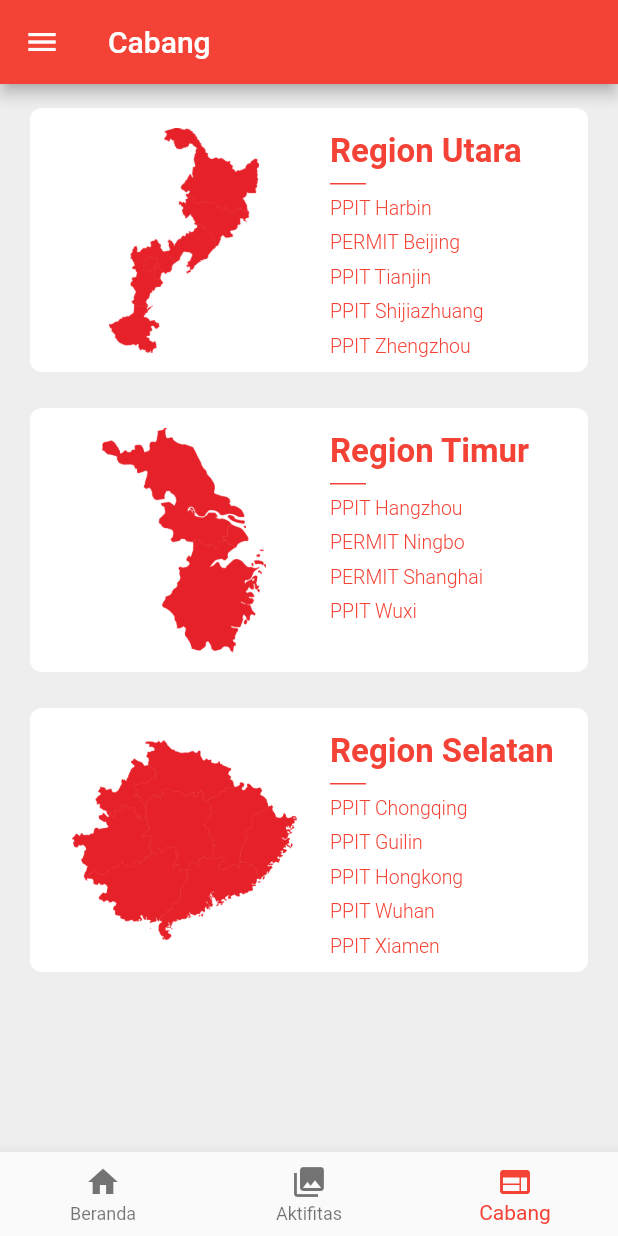
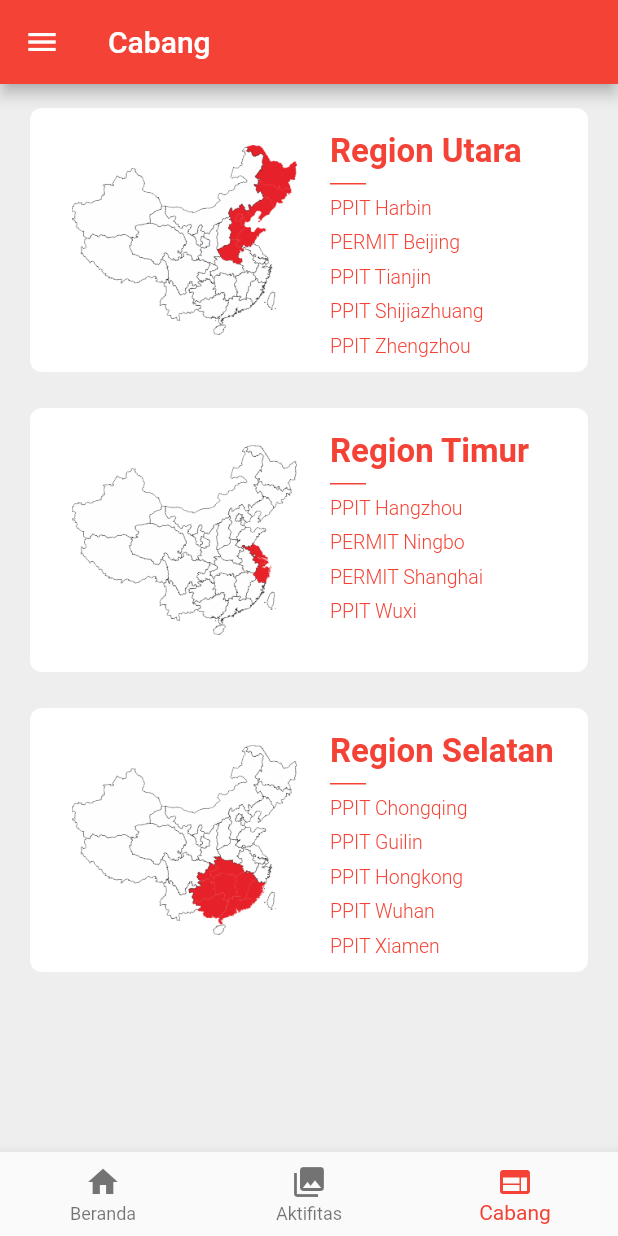
Before and after one commit to arrivaldwis/PPI-Tiongkok-Flutter, a Flutter app: the screen it shows after launch, swiped to page 3, on a phone screen of 412 x 824 dp. Run offline on Flutter 3.47's test engine with Material 2 defaults, Android fonts, the phone set to English and light mode, and no system bars; our stand-ins replace fluro, flutter_html, flutter_spinkit, transparent_image; missing offline and left inert: flutter_pdf_viewer, flutter_webview_plugin, mailer; network calls fail; Roboto replaces fonts that are missing (Poppins).

Commit message:
Update region pic and keepalive tabs
- Update picture region
- Penambahan AutomaticKeepAliveClientMixin ke tab

```diff
--- a/lib/main.dart
+++ b/lib/main.dart
@@ -102,7 +102,9 @@ class Tabs extends StatefulWidget {
   TabsState createState() => new TabsState();
 }
 
-class TabsState extends State<Tabs> {
+class TabsState extends State<Tabs> with AutomaticKeepAliveClientMixin<Tabs>{
+
+  bool get wantKeepAlive => true;
 
   PageController _tabController;
 
--- a/lib/model/cabangDetail.dart
+++ b/lib/model/cabangDetail.dart
@@ -2,11 +2,11 @@ import './cabang.dart';
 import './cabangInformations.dart';
 
 class cabangDetail {
-  static final List<Cabang> planets = [
+  static final List<Cabang> regions = [
     const Cabang(
         id: "1",
         name: "Region Utara",
-        image: "assets/img/earth.png",
+        image: "assets/img/utara.png",
         // daftarCabang: "PPIT Harbin\nPERMIT Beijing\nPPIT Tianjin\nPPIT Shijiazhuang\nPPIT Zhengzhou",
         daftarCabang: [
           const CabangInformations(
@@ -33,7 +33,7 @@ class cabangDetail {
     const Cabang(
         id: "2",
         name: "Region Timur",
-        image: "assets/img/neptune.png",
+        image: "assets/img/timur.png",
         // daftarCabang: "PPIT Hangzhou\nPPIT Ningbo\nPPIT Shanghai\nPPIT Wuxi",
         daftarCabang: [
           const CabangInformations(
@@ -56,7 +56,7 @@ class cabangDetail {
     const Cabang(
         id: "3",
         name: "Region Selatan",
-        image: "assets/img/moon.png",
+        image: "assets/img/selatan.png",
         // daftarCabang: "PPIT Chongqing\nPPIT Guilin\nPPIT Hongkong\nPPIT Wuhan\nPPIT Xiamen",
         daftarCabang: [
           const CabangInformations(
@@ -83,6 +83,6 @@ class cabangDetail {
   ];
 
   static Cabang getPlanetById(id) {
-    return planets.where((p) => p.id == id).first;
+    return regions.where((p) => p.id == id).first;
   }
 }
--- a/lib/screens/Theme.dart
+++ b/lib/screens/Theme.dart
@@ -12,9 +12,9 @@ class Colors {
   static const Color appBarGradientEnd = const Color(0xFFF44336);
 
   //static const Color planetCard = const Color(0xFF434273);
-  static const Color planetCard = const Color(0xFFFFFFFF);
+  static const Color regionCard = const Color(0xFFFFFFFF);
   //static const Color planetListBackground = const Color(0xFF3E3963);
-  static const Color planetPageBackground = const Color(0xFFEEEEEE);
+  static const Color regionPageBackground = const Color(0xFFEEEEEE);
   static const Color planetTitle = const Color(0xFFF44336);
   static const Color planetLocation = const Color(0x66FFFFFF);
   static const Color planetDistance = const Color(0x66FFFFFF);
@@ -39,7 +39,7 @@ class TextStyles {
       fontSize: 36.0
   );
 
-  static const TextStyle planetTitle = const TextStyle(
+  static const TextStyle regionTitle = const TextStyle(
       color: Colors.planetTitle,
       fontFamily: 'Poppins',
       fontWeight: FontWeight.w600,
@@ -60,7 +60,7 @@ class TextStyles {
       fontSize: 12.0
   );
 
-  static const TextStyle planetDistance2 = const TextStyle(
+  static const TextStyle regionDistance2 = const TextStyle(
       color: Colors.planetTitle,
       fontFamily: 'Poppins',
       fontWeight: FontWeight.w300,
--- a/lib/screens/cabang/cabangList.dart
+++ b/lib/screens/cabang/cabangList.dart
@@ -8,11 +8,11 @@ class cabangList extends StatelessWidget {
   Widget build(BuildContext context) {
     return new Flexible(
       child: new Container(
-        color: Theme.Colors.planetPageBackground,
+        color: Theme.Colors.regionPageBackground,
         child: new ListView.builder(
           itemExtent: 200.0,
-          itemCount: cabangDetail.planets.length,
-          itemBuilder: (_, index) => new cabangRow(cabangDetail.planets[index]),
+          itemCount: cabangDetail.regions.length,
+          itemBuilder: (_, index) => new cabangRow(cabangDetail.regions[index]),
         ),
       ),
     );
--- a/lib/screens/cabang/cabangRow.dart
+++ b/lib/screens/cabang/cabangRow.dart
@@ -14,7 +14,7 @@ class cabangRow extends StatelessWidget {
       alignment: new FractionalOffset(0.1, 0.5),
       margin: const EdgeInsets.only(left: 24.0),
       child: new Hero(
-        tag: 'planet-icon-${china.id}',
+        tag: 'region-icon-${china.id}',
         child: new Image(
           image: new AssetImage(china.image),
           height: 150.0,
@@ -26,7 +26,7 @@ class cabangRow extends StatelessWidget {
     final planetCard = new Container(
       margin: const EdgeInsets.only(left: 20.0, right: 20.0),
       decoration: new BoxDecoration(
-        color: Theme.Colors.planetCard,
+        color: Theme.Colors.regionCard,
         shape: BoxShape.rectangle,
         borderRadius: new BorderRadius.circular(8.0),
       ),
@@ -36,7 +36,7 @@ class cabangRow extends StatelessWidget {
         child: new Column(
           crossAxisAlignment: CrossAxisAlignment.start,
           children: <Widget>[
-            new Text(china.name, style: Theme.TextStyles.planetTitle),
+            new Text(china.name, style: Theme.TextStyles.regionTitle),
             new Container(
                 color: const Color(0xFFF44336),
                 width: 24.0,
@@ -60,7 +60,7 @@ class cabangRow extends StatelessWidget {
                     child: new Container(
                         padding: const EdgeInsets.only(bottom: 8.0),
                         child: Text(china.daftarCabang[index].name,
-                            style: Theme.TextStyles.planetDistance2)),
+                            style: Theme.TextStyles.regionDistance2)),
                   ),
             ),
           ],
--- a/lib/tabs/aktifitas.dart
+++ b/lib/tabs/aktifitas.dart
@@ -10,18 +10,20 @@ class Dashboard extends StatefulWidget {
   _DashboardState createState() => _DashboardState();
 }
 
-class _DashboardState extends State<Dashboard> {
+class _DashboardState extends State<Dashboard> with AutomaticKeepAliveClientMixin<Dashboard> {
+  bool get wantKeepAlive => true;
 
   // Base URL for our instagram API
-  final String apiUrl = "https://api.instagram.com/v1/users/679855155/media/recent/?access_token=679855155.1677ed0.60e9260245a74290a67fce834c060b57";
+  final String apiUrl =
+      "https://api.instagram.com/v1/users/679855155/media/recent/?access_token=679855155.1677ed0.60e9260245a74290a67fce834c060b57";
 
   // Empty list for our posts
   List posts;
 
   // Function to fetch list of posts
   Future<String> getPosts() async {
-    var res = await http.get(Uri.encodeFull(apiUrl),
-        headers: {"Accept": "application/json"});
+    var res = await http
+        .get(Uri.encodeFull(apiUrl), headers: {"Accept": "application/json"});
 
     // fill our posts list with results and update state
     setState(() {
@@ -44,9 +46,7 @@ class _DashboardState extends State<Dashboard> {
       floatingActionButton: FloatingActionButton.extended(
         onPressed: () => Navigator.push(
               context,
-            MaterialPageRoute(
-                builder: (context) => new IG()
-            ),
+              MaterialPageRoute(builder: (context) => new IG()),
             ),
         elevation: 4.0,
         icon: const Icon(Icons.add),
@@ -55,20 +55,20 @@ class _DashboardState extends State<Dashboard> {
       floatingActionButtonLocation: FloatingActionButtonLocation.centerDocked,
       body: new GridView.builder(
         itemCount: posts == null ? 0 : posts.length,
-        gridDelegate: new SliverGridDelegateWithFixedCrossAxisCount(
-            crossAxisCount: 3),
-        itemBuilder: (BuildContext context, int index){
+        gridDelegate:
+            new SliverGridDelegateWithFixedCrossAxisCount(crossAxisCount: 3),
+        itemBuilder: (BuildContext context, int index) {
           return _buildTile(
             new GridTile(
-              child: new Image.network(posts[index]["images"]["thumbnail"]["url"]),
+              child:
+                  new Image.network(posts[index]["images"]["thumbnail"]["url"]),
             ),
-            onTap: (){
+            onTap: () {
               //launch(posts[index]["link"]);
               Navigator.push(
                 context,
                 new MaterialPageRoute(
-                  builder: (context) =>
-                  new  _isi.aktifitascontent(
+                  builder: (context) => new _isi.aktifitascontent(
                         post: posts[index],
                       ),
                 ),
@@ -81,7 +81,7 @@ class _DashboardState extends State<Dashboard> {
   }
 }
 
-Widget _buildTile(Widget child, {Function() onTap}){
+Widget _buildTile(Widget child, {Function() onTap}) {
   return Material(
     elevation: 10.0,
     shadowColor: Color(0x802196F3),
--- a/lib/tabs/beranda.dart
+++ b/lib/tabs/beranda.dart
@@ -12,7 +12,10 @@ class HomeMain extends StatefulWidget {
   State<StatefulWidget> createState() => Home();
 }
 
-class Home extends State<HomeMain> {
+class Home extends State<HomeMain> with AutomaticKeepAliveClientMixin<HomeMain>{
+
+  bool get wantKeepAlive => true;
+
   // Base URL for our wordpress API
   final String apiUrl = "http://www.ppitiongkok.org/wp-json/wp/v2/";
 
--- a/pubspec.yaml
+++ b/pubspec.yaml
@@ -53,9 +53,9 @@ flutter:
     - res/djauharioratmangun.jpg
     - res/fadlanmuzakki.png
     - res/bendera.jpg
-    - assets/img/neptune.png
-    - assets/img/moon.png
-    - assets/img/earth.png
+    - assets/img/timur.png
+    - assets/img/utara.png
+    - assets/img/selatan.png
     - assets/img/no_image.jpg
     - assets/img/krjogja.png
     - assets/img/myhomieclub.png
```
Also changed, not shown: assets/img/earth.png (deleted), assets/img/moon.png (deleted), assets/img/neptune.png (deleted), assets/img/selatan.png (added), assets/img/timur.png (added), assets/img/utara.png (added). Lines whose indentation alone changed are shown as unchanged.
